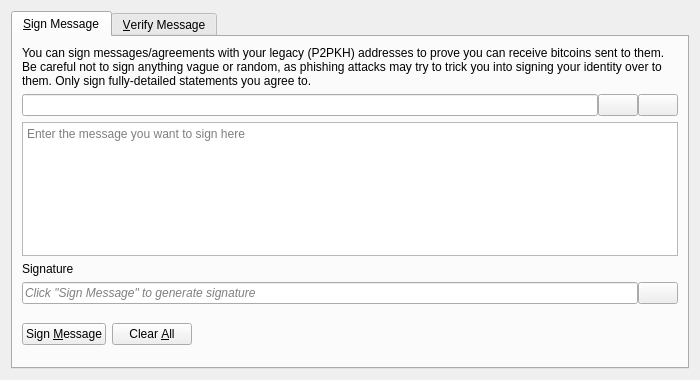
Above: src/qt/forms/signverifymessagedialog.ui from b3chain/b3chain before the change. Below: the same form after it.
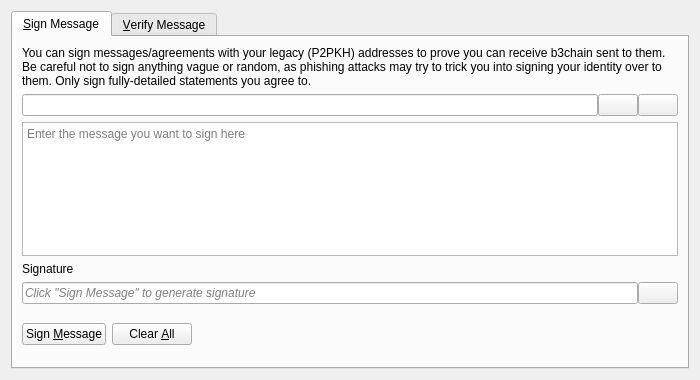
That is the form after the change. Icons and pictures are not drawn. Custom widgets are drawn as their Qt base class.

Commit message: Comprehensive Bitcoin-to-B3Chain rebranding across all user-visible code, docs, and tests

Diff of the .ui file:
```diff
--- a/src/qt/forms/signverifymessagedialog.ui
+++ b/src/qt/forms/signverifymessagedialog.ui
@@ -30,7 +30,7 @@
        <item>
         <widget class="QLabel" name="infoLabel_SM">
          <property name="text">
-          <string>You can sign messages/agreements with your legacy (P2PKH) addresses to prove you can receive bitcoins sent to them. Be careful not to sign anything vague or random, as phishing attacks may try to trick you into signing your identity over to them. Only sign fully-detailed statements you agree to.</string>
+          <string>You can sign messages/agreements with your legacy (P2PKH) addresses to prove you can receive b3chain sent to them. Be careful not to sign anything vague or random, as phishing attacks may try to trick you into signing your identity over to them. Only sign fully-detailed statements you agree to.</string>
          </property>
          <property name="textFormat">
           <enum>Qt::PlainText</enum>
```
Left out of the diff: 8 changed lines with no effect on the pictures. The commit also changes 206 other files.
